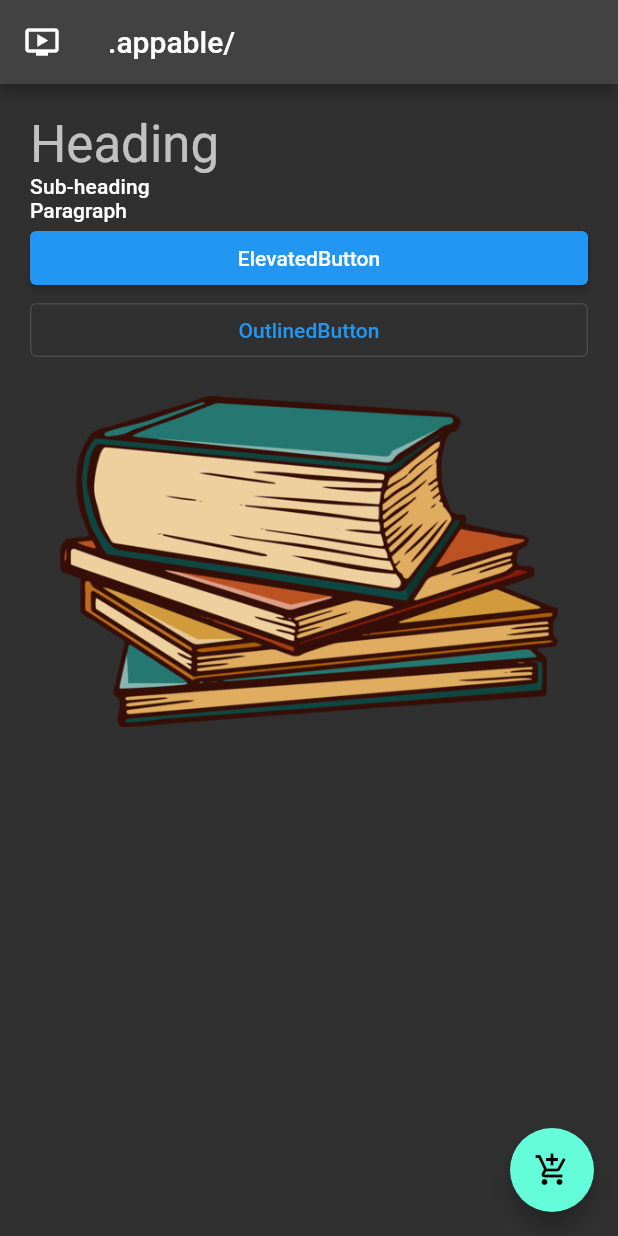
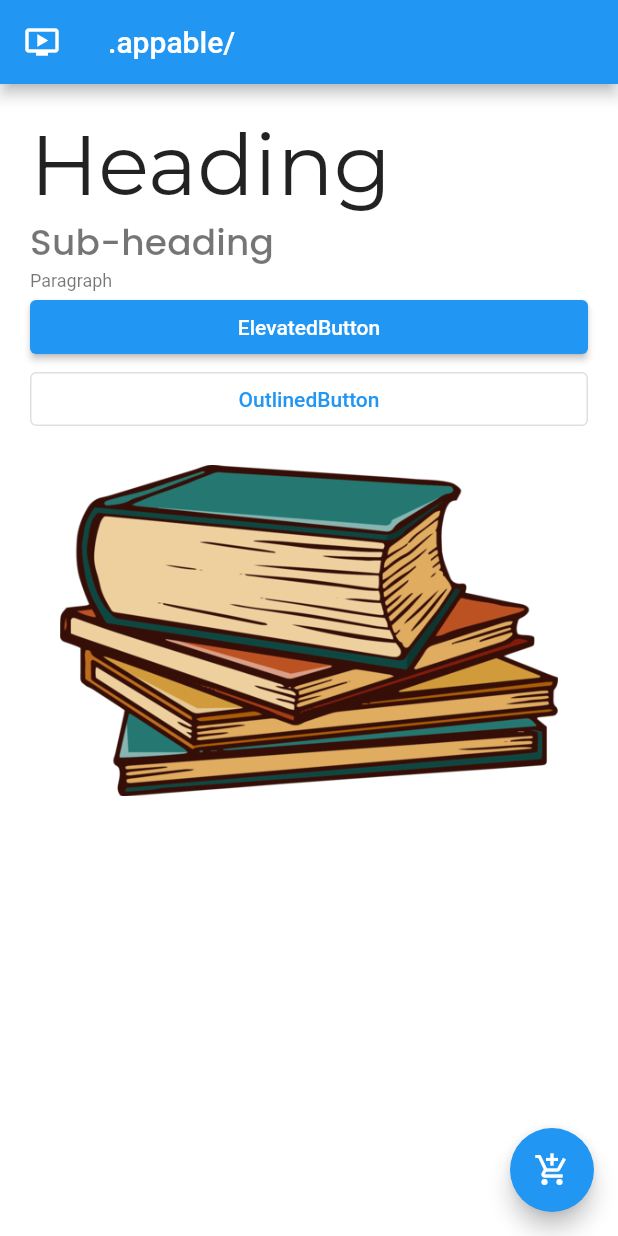
Before and after one commit to AmanUllahAkhand/login_flutter_app, a Flutter app: the screen it shows after launch, on a phone screen of 412 x 824 dp. Run offline on Flutter 3.47's test engine with Material 2 defaults, Android fonts, the phone set to English and light mode, and no system bars; our stand-ins replace google_fonts.

Commit message:
Setup a Custom Theme for Light and Dark Theme

```diff
--- a/lib/main.dart
+++ b/lib/main.dart
@@ -1,4 +1,5 @@
 import 'package:flutter/material.dart';
+import 'package:login_flutter_app/src/utils/theme/theme.dart';
 
 void main() => runApp(const MyApp());
 
@@ -9,10 +10,10 @@ class MyApp extends StatelessWidget {
   @override
   Widget build(BuildContext context) {
     return MaterialApp(
-      theme: ThemeData(brightness: Brightness.light),
-      darkTheme: ThemeData(brightness: Brightness.dark),
-      themeMode: ThemeMode.dark,
-      home:  AppHome(),
+      theme:TAppTheme.lightTheme,
+      darkTheme:TAppTheme.darkTheme,
+      themeMode: ThemeMode.system,
+      home:  const AppHome(),
     );
   }
 }
@@ -24,16 +25,17 @@ class AppHome extends StatelessWidget {
   @override
   Widget build(BuildContext context) {
     return Scaffold(
-      appBar: AppBar(title: Text('.appable/'),leading: const Icon(Icons.ondemand_video),),
+      backgroundColor: Theme.of(context).dialogBackgroundColor,
+      appBar: AppBar(title: const Text('.appable/'),leading: const Icon(Icons.ondemand_video),),
       floatingActionButton: FloatingActionButton(onPressed: () {  },
       child: const Icon(Icons.add_shopping_cart_outlined),),
       body: Padding(
         padding: const EdgeInsets.all(20),
         child: ListView(
           children: [
-             Text('Heading',style: Theme.of(context).textTheme.headlineMedium, ),
+             Text('Heading',style: Theme.of(context).textTheme.headline2, ),
              Text('Sub-heading',style: Theme.of(context).textTheme.subtitle2,),
-             Text('Paragraph',style: Theme.of(context).textTheme.bodyText1,),
+             Text('Paragraph',style: Theme.of(context).textTheme.bodySmall,),
             ElevatedButton(onPressed: (){}, child: const Text('ElevatedButton'),),
             OutlinedButton(onPressed: (){}, child: const Text('OutlinedButton'),),
             const Padding(padding: EdgeInsets.all(20.0),
--- /dev/null
+++ b/lib/src/utils/theme/theme.dart
@@ -0,0 +1,15 @@
+import 'package:flutter/material.dart';
+import 'package:login_flutter_app/src/utils/theme/widget_themes/text_theme.dart';
+
+class TAppTheme{
+  static ThemeData lightTheme = ThemeData(
+      brightness: Brightness.light,
+      textTheme:TTextTheme.lightTextTheme,
+  );
+
+  static ThemeData darkTheme = ThemeData(
+      brightness: Brightness.dark,
+      textTheme:TTextTheme.darkTextTheme,
+  );
+
+}
--- /dev/null
+++ b/lib/src/utils/theme/widget_themes/text_theme.dart
@@ -0,0 +1,25 @@
+import 'package:flutter/material.dart';
+import 'package:google_fonts/google_fonts.dart';
+
+class TTextTheme {
+
+  static TextTheme lightTextTheme = TextTheme(
+      headline2: GoogleFonts.montserrat(
+        color: Colors.black87,
+      ),
+      subtitle2: GoogleFonts.poppins(
+        color: Colors.black54,
+        fontSize: 24,
+      )
+  );
+  static TextTheme darkTextTheme = TextTheme(
+      headline2: GoogleFonts.montserrat(
+        color: Colors.white70,
+      ),
+      subtitle2: GoogleFonts.poppins(
+        color: Colors.white60,
+        fontSize: 24,
+      )
+  );
+
+}
```
Also changed, not shown: pubspec.yaml (+3 -48 lines).
